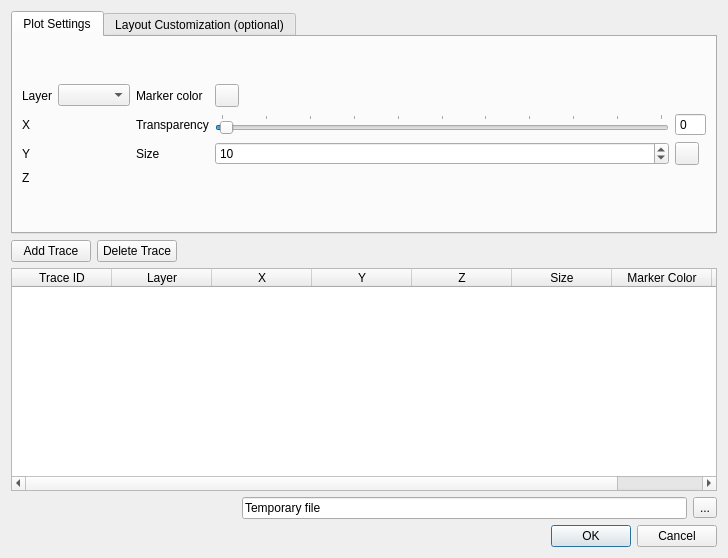
The window that ui/Scatter3D.ui (lucacasagrande/DataPlot) describes before a commit, drawn with Qt 5.
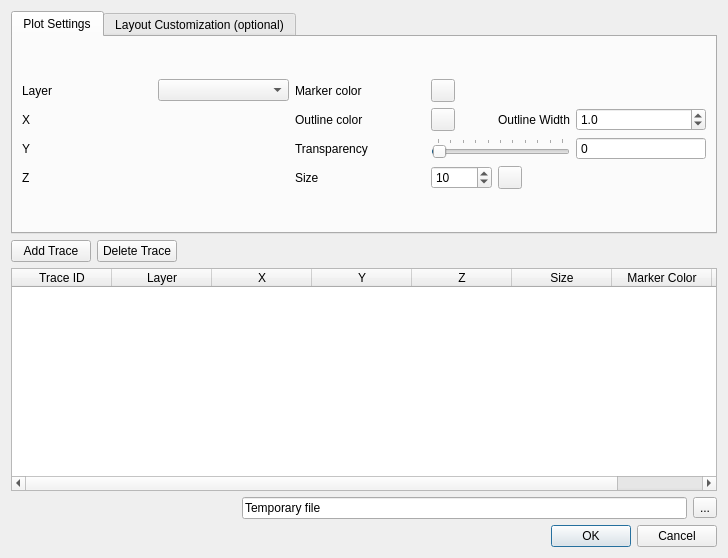
The same window after the commit. Custom widgets are drawn as their Qt base class.

Commit message: color outlines added for Scatter, Scatter3D, Box and Bar

Diff of the .ui file:
```diff
--- a/ui/Scatter3D.ui
+++ b/ui/Scatter3D.ui
@@ -29,23 +29,71 @@
       <layout class="QGridLayout" name="gridLayout_2">
        <item row="0" column="0">
         <layout class="QGridLayout" name="gridLayout">
+         <item row="3" column="4">
+          <widget class="QSpinBox" name="Size">
+           <property name="maximum">
+            <number>10000</number>
+           </property>
+           <property name="value">
+            <number>10</number>
+           </property>
+          </widget>
+         </item>
+         <item row="3" column="3">
+          <widget class="QLabel" name="label_7">
+           <property name="text">
+            <string>Size</string>
+           </property>
+          </widget>
+         </item>
+         <item row="1" column="3">
+          <widget class="QLabel" name="label_9">
+           <property name="text">
+            <string>Outline color</string>
+           </property>
+          </widget>
+         </item>
+         <item row="3" column="0">
+          <widget class="QLabel" name="label_8">
+           <property name="text">
+            <string>Z</string>
+           </property>
+          </widget>
+         </item>
+         <item row="0" column="0">
+          <widget class="QLabel" name="label">
+           <property name="text">
+            <string>Layer</string>
+           </property>
+          </widget>
+         </item>
          <item row="0" column="1">
           <widget class="QgsMapLayerComboBox" name="LayerCombo"/>
          </item>
-         <item row="1" column="3">
+         <item row="2" column="3">
           <widget class="QLabel" name="label_6">
            <property name="text">
             <string>Transparency</string>
            </property>
           </widget>
          </item>
-         <item row="2" column="1">
-          <widget class="QgsFieldExpressionWidget" name="expField2">
-           <property name="sizePolicy">
-            <sizepolicy hsizetype="Preferred" vsizetype="Fixed">
-             <horstretch>0</horstretch>
-             <verstretch>0</verstretch>
-            </sizepolicy>
+         <item row="0" column="3">
+          <widget class="QLabel" name="label_5">
+           <property name="text">
+            <string>Marker color</string>
+           </property>
+          </widget>
+         </item>
+         <item row="0" column="4">
+          <widget class="QgsColorButtonV2" name="colorButton"/>
+         </item>
+         <item row="3" column="5">
+          <widget class="QgsDataDefinedButton" name="dataDefined"/>
+         </item>
+         <item row="1" column="5">
+          <widget class="QLabel" name="label_10">
+           <property name="text">
+            <string>Outline Width</string>
            </property>
           </widget>
          </item>
@@ -56,25 +104,8 @@
            </property>
           </widget>
          </item>
-         <item row="2" column="4">
-          <widget class="QSpinBox" name="Size">
-           <property name="maximum">
-            <number>10000</number>
-           </property>
-           <property name="value">
-            <number>10</number>
-           </property>
-          </widget>
-         </item>
-         <item row="1" column="1">
-          <widget class="QgsFieldExpressionWidget" name="expField1">
-           <property name="sizePolicy">
-            <sizepolicy hsizetype="Preferred" vsizetype="Fixed">
-             <horstretch>0</horstretch>
-             <verstretch>0</verstretch>
-            </sizepolicy>
-           </property>
-          </widget>
+         <item row="1" column="4">
+          <widget class="QgsColorButtonV2" name="colorButton2"/>
          </item>
          <item row="3" column="1">
           <widget class="QgsFieldExpressionWidget" name="expField3">
@@ -86,26 +117,6 @@
            </property>
           </widget>
          </item>
-         <item row="0" column="0">
-          <widget class="QLabel" name="label">
-           <property name="text">
-            <string>Layer</string>
-           </property>
-          </widget>
-         </item>
-         <item row="2" column="5">
-          <widget class="QgsDataDefinedButton" name="dataDefined"/>
-         </item>
-         <item row="0" column="4">
-          <widget class="QgsColorButtonV2" name="colorButton"/>
-         </item>
-         <item row="2" column="3">
-          <widget class="QLabel" name="label_7">
-           <property name="text">
-            <string>Size</string>
-           </property>
-          </widget>
-         </item>
          <item row="1" column="0">
           <widget class="QLabel" name="label_2">
            <property name="text">
@@ -113,7 +124,47 @@
            </property>
           </widget>
          </item>
-         <item row="1" column="4">
+         <item row="2" column="1">
+          <widget class="QgsFieldExpressionWidget" name="expField2">
+           <property name="sizePolicy">
+            <sizepolicy hsizetype="Preferred" vsizetype="Fixed">
+             <horstretch>0</horstretch>
+             <verstretch>0</verstretch>
+            </sizepolicy>
+           </property>
+          </widget>
+         </item>
+         <item row="1" column="1">
+          <widget class="QgsFieldExpressionWidget" name="expField1">
+           <property name="sizePolicy">
+            <sizepolicy hsizetype="Preferred" vsizetype="Fixed">
+             <horstretch>0</horstretch>
+             <verstretch>0</verstretch>
+            </sizepolicy>
+           </property>
+          </widget>
+         </item>
+         <item row="1" column="6">
+          <widget class="QDoubleSpinBox" name="widthBox">
+           <property name="decimals">
+            <number>1</number>
+           </property>
+           <property name="value">
+            <double>1.000000000000000</double>
+           </property>
+          </widget>
+         </item>
+         <item row="2" column="6">
+          <widget class="QSpinBox" name="alphaBox">
+           <property name="buttonSymbols">
+            <enum>QAbstractSpinBox::NoButtons</enum>
+           </property>
+           <property name="maximum">
+            <number>100</number>
+           </property>
+          </widget>
+         </item>
+         <item row="2" column="4" colspan="2">
           <widget class="QSlider" name="alpha">
            <property name="cursor">
             <cursorShape>ArrowCursor</cursorShape>
@@ -150,30 +201,6 @@
            </property>
           </widget>
          </item>
-         <item row="1" column="5">
-          <widget class="QSpinBox" name="alphaBox">
-           <property name="buttonSymbols">
-            <enum>QAbstractSpinBox::NoButtons</enum>
-           </property>
-           <property name="maximum">
-            <number>100</number>
-           </property>
-          </widget>
-         </item>
-         <item row="3" column="0">
-          <widget class="QLabel" name="label_8">
-           <property name="text">
-            <string>Z</string>
-           </property>
-          </widget>
-         </item>
-         <item row="0" column="3">
-          <widget class="QLabel" name="label_5">
-           <property name="text">
-            <string>Marker color</string>
-           </property>
-          </widget>
-         </item>
         </layout>
        </item>
       </layout>
```
The commit also changes 7 other files.
